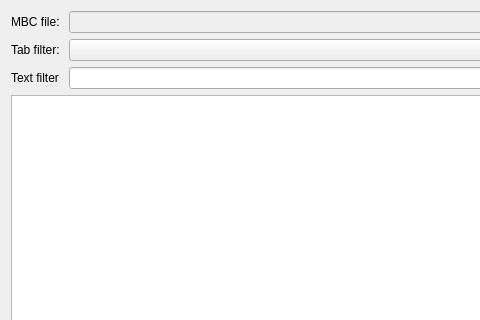
The window that src/dialogs/importmbcdialog.ui (ModbusScope/ModbusScope) describes before a commit, drawn with Qt 5; both pictures show x 0 to 480 and y 0 to 320 of the 832 by 405 pixel window.
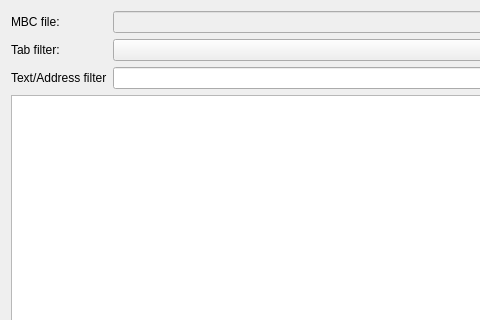
The same window after the commit.

The edit to the form file:
```diff
--- a/src/dialogs/importmbcdialog.ui
+++ b/src/dialogs/importmbcdialog.ui
@@ -63,7 +63,7 @@
      <item row="4" column="0">
       <widget class="QLabel" name="label_3">
        <property name="text">
-        <string>Text filter</string>
+        <string>Text/Address filter</string>
        </property>
       </widget>
      </item>
```
